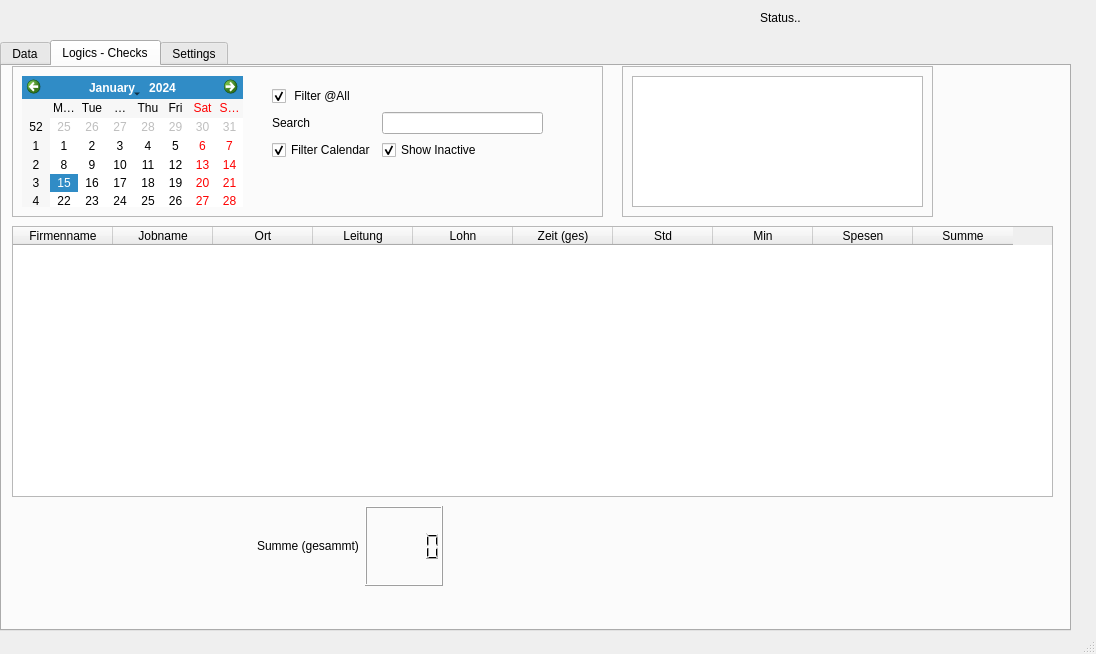
Above: main.ui from hersche/jobManagement before the change. Below: the same form after it.
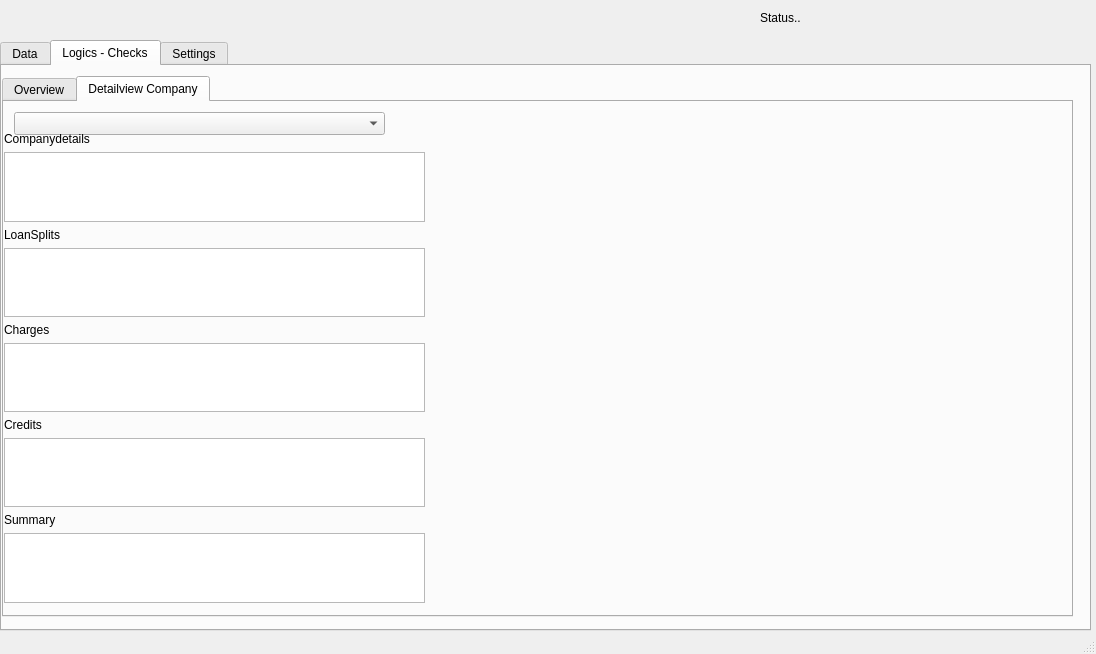
That is the form after the change. The open tabs and pages were chosen to show the change. Custom widgets are drawn as their Qt base class.

Patch:
```diff
--- a/main.ui
+++ b/main.ui
@@ -31,7 +31,7 @@
      <rect>
       <x>0</x>
       <y>40</y>
-      <width>1071</width>
+      <width>1091</width>
       <height>591</height>
      </rect>
     </property>
@@ -839,12 +839,28 @@
      <attribute name="title">
       <string>Logics - Checks</string>
      </attribute>
+     <widget class="QTabWidget" name="tabWidget_3">
+      <property name="geometry">
+       <rect>
+        <x>0</x>
+        <y>10</y>
+        <width>1071</width>
+        <height>541</height>
+       </rect>
+      </property>
+      <property name="currentIndex">
+       <number>1</number>
+      </property>
+      <widget class="QWidget" name="tab_4">
+       <attribute name="title">
+        <string>Overview</string>
+       </attribute>
      <widget class="QTableWidget" name="infoExel">
       <property name="geometry">
        <rect>
-        <x>10</x>
-        <y>160</y>
-        <width>1041</width>
+          <x>0</x>
+          <y>150</y>
+          <width>941</width>
         <height>271</height>
        </rect>
       </property>
@@ -855,7 +871,7 @@
        <enum>QAbstractItemView::ScrollPerPixel</enum>
       </property>
       <property name="columnCount">
-       <number>10</number>
+         <number>9</number>
       </property>
       <column>
        <property name="text">
@@ -887,56 +903,26 @@
         <string>Zeit (ges)</string>
        </property>
       </column>
-      <column>
-       <property name="text">
-        <string>Std</string>
-       </property>
-      </column>
-      <column>
-       <property name="text">
-        <string>Min</string>
-       </property>
-      </column>
       <column>
        <property name="text">
         <string>Spesen</string>
        </property>
       </column>
+        <column>
+         <property name="text">
+          <string>Abzüge</string>
+         </property>
+        </column>
       <column>
        <property name="text">
         <string>Summe</string>
        </property>
       </column>
      </widget>
-     <widget class="QWidget" name="horizontalLayoutWidget">
-      <property name="geometry">
-       <rect>
-        <x>170</x>
-        <y>440</y>
-        <width>271</width>
-        <height>80</height>
-       </rect>
-      </property>
-      <layout class="QHBoxLayout" name="horizontalLayout">
-       <item>
-        <widget class="KLed" name="kled"/>
-       </item>
-       <item>
-        <widget class="QLabel" name="label_10">
-         <property name="text">
-          <string>Summe (gesammt)</string>
-         </property>
-        </widget>
-       </item>
-       <item>
-        <widget class="QLCDNumber" name="amount"/>
-       </item>
-      </layout>
-     </widget>
      <widget class="QFrame" name="frame_7">
       <property name="geometry">
        <rect>
-        <x>10</x>
+          <x>0</x>
         <y>0</y>
         <width>591</width>
         <height>151</height>
@@ -1021,7 +1007,7 @@
      <widget class="QFrame" name="graphFrame">
       <property name="geometry">
        <rect>
-        <x>620</x>
+          <x>590</x>
         <y>0</y>
         <width>311</width>
         <height>151</height>
@@ -1044,6 +1030,113 @@
        </property>
       </widget>
      </widget>
+       <widget class="QWidget" name="horizontalLayoutWidget">
+        <property name="geometry">
+         <rect>
+          <x>20</x>
+          <y>430</y>
+          <width>271</width>
+          <height>80</height>
+         </rect>
+        </property>
+        <layout class="QHBoxLayout" name="horizontalLayout">
+         <item>
+          <widget class="KLed" name="kled"/>
+         </item>
+         <item>
+          <widget class="QLabel" name="label_10">
+           <property name="text">
+            <string>Summe (gesammt)</string>
+           </property>
+          </widget>
+         </item>
+         <item>
+          <widget class="QLCDNumber" name="amount"/>
+         </item>
+        </layout>
+       </widget>
+      </widget>
+      <widget class="QWidget" name="tab_5">
+       <attribute name="title">
+        <string>Detailview Company</string>
+       </attribute>
+       <widget class="QComboBox" name="companyViewList">
+        <property name="geometry">
+         <rect>
+          <x>10</x>
+          <y>10</y>
+          <width>371</width>
+          <height>23</height>
+         </rect>
+        </property>
+       </widget>
+       <widget class="QWidget" name="formLayoutWidget_8">
+        <property name="geometry">
+         <rect>
+          <x>0</x>
+          <y>30</y>
+          <width>421</width>
+          <height>471</height>
+         </rect>
+        </property>
+        <layout class="QFormLayout" name="formLayout_8">
+         <property name="fieldGrowthPolicy">
+          <enum>QFormLayout::ExpandingFieldsGrow</enum>
+         </property>
+         <item row="1" column="0">
+          <widget class="QLabel" name="label_28">
+           <property name="text">
+            <string>Companydetails</string>
+           </property>
+          </widget>
+         </item>
+         <item row="2" column="0" colspan="2">
+          <widget class="QTextEdit" name="companyViewBasic"/>
+         </item>
+         <item row="3" column="0">
+          <widget class="QLabel" name="label_29">
+           <property name="text">
+            <string>LoanSplits</string>
+           </property>
+          </widget>
+         </item>
+         <item row="4" column="0" colspan="2">
+          <widget class="QTextEdit" name="companyViewLoanSplits"/>
+         </item>
+         <item row="5" column="0">
+          <widget class="QLabel" name="label_30">
+           <property name="text">
+            <string>Charges</string>
+           </property>
+          </widget>
+         </item>
+         <item row="6" column="0" colspan="2">
+          <widget class="QTextEdit" name="companyViewCharges"/>
+         </item>
+         <item row="7" column="0">
+          <widget class="QLabel" name="label_31">
+           <property name="text">
+            <string>Credits</string>
+           </property>
+          </widget>
+         </item>
+         <item row="8" column="0" colspan="2">
+          <widget class="QTextEdit" name="companyViewCredits"/>
+         </item>
+         <item row="9" column="0">
+          <widget class="QLabel" name="label_32">
+           <property name="text">
+            <string>Summary</string>
+           </property>
+          </widget>
+         </item>
+         <item row="10" column="0" colspan="2">
+          <widget class="QTextEdit" name="companyViewSummary"/>
+         </item>
+        </layout>
+       </widget>
+      </widget>
+     </widget>
     </widget>
     <widget class="QWidget" name="settings">
      <attribute name="title">
@@ -1104,7 +1197,7 @@
      <rect>
       <x>760</x>
       <y>10</y>
-      <width>121</width>
+      <width>271</width>
       <height>16</height>
      </rect>
     </property>
```
Left out of the diff: 114 changed lines with no effect on the pictures. Lines whose indentation alone changed are shown as unchanged.
